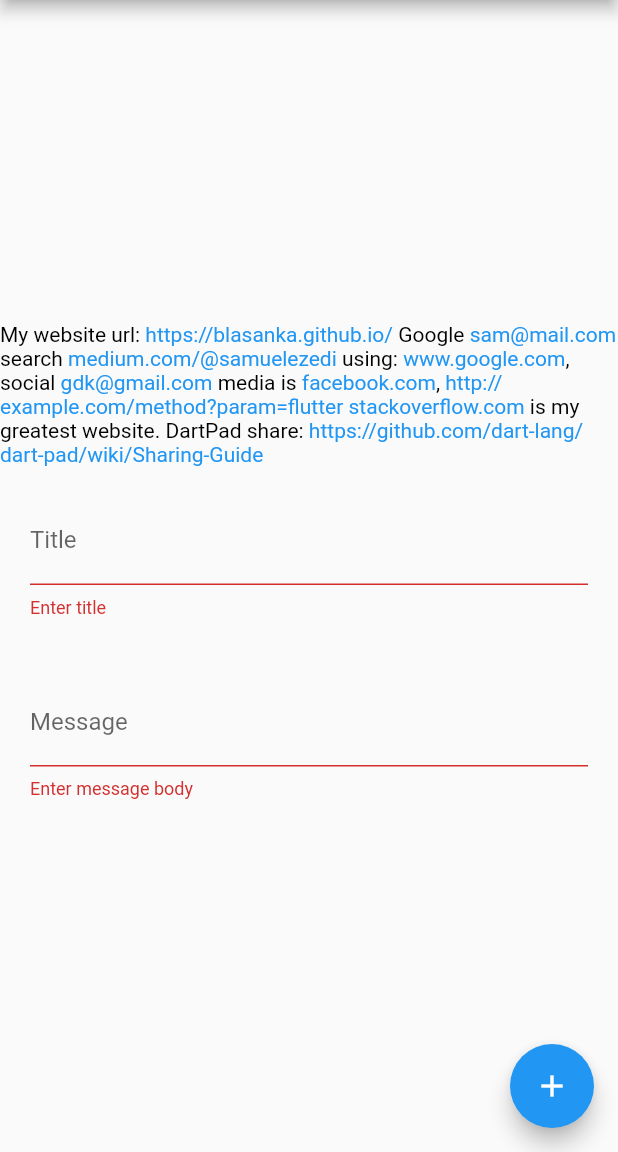
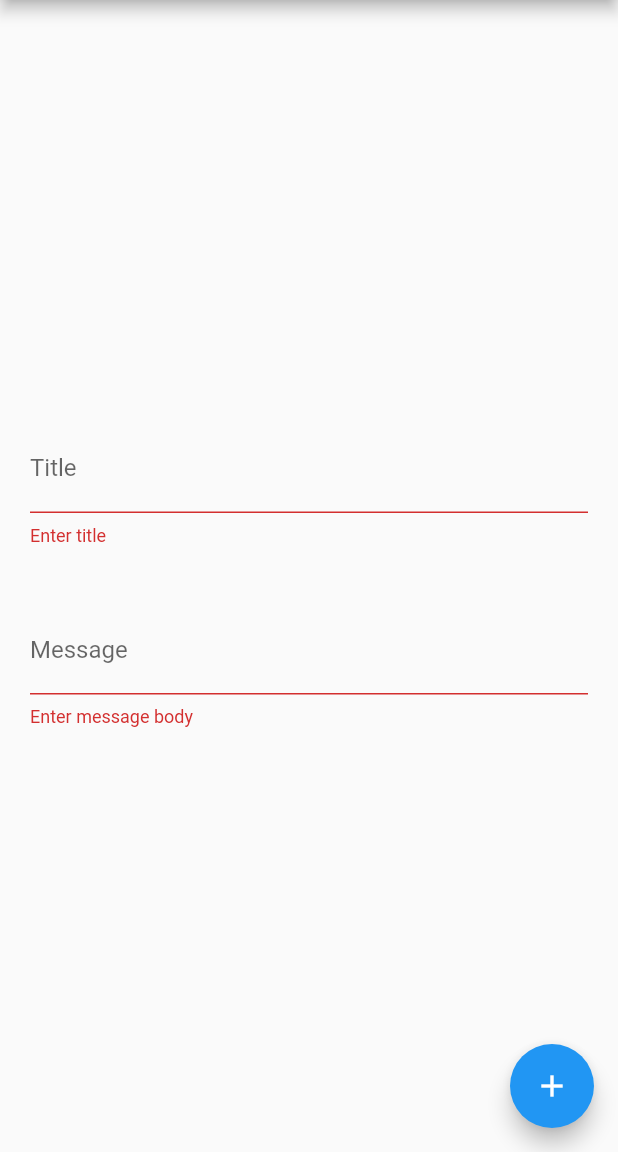
Before and after one commit to samuelezedi/locally, a Flutter app: the screen it shows after launch, after a tap on the "add" icon, on a phone screen of 412 x 824 dp, the part 84-1236 px from its top. Run offline on Flutter 3.47's test engine with Material 2 defaults, Android fonts, the phone set to English and light mode, and no system bars; our stand-ins replace flutter_local_notifications.

Commit message:
fixed this issue https://github.com/samuelezedi/locally/issues/1

```diff
--- a/example/lib/b.dart
+++ /dev/null
@@ -1,105 +0,0 @@
-library linkwell;
-
-import 'package:flutter/gestures.dart';
-import 'package:flutter/material.dart';
-import 'package:url_launcher/url_launcher.dart';
-
-class LinkWell extends StatelessWidget {
-
-
-  //  RegExp(r'(?:(?:https?|ftp):\/\/)?[\w/\-?=%.]+\.[\w/\-?=%.]+');
-  final RegExp exp = new RegExp(r"((https?:www\.)|(https?:\/\/)|(www\.))?[\w/\-?=%.][-a-zA-Z0-9@:%._\+~#=]{1,256}\.[a-zA-Z0-9]{1,6}(\/[-a-zA-Z0-9()@:%_\+.~#?&\/=]*)?");
-  List links = <String>[];
-
-  String text;
-  TextStyle style;
-  TextStyle linkStyle;
-  TextAlign textAlign;
-
-  List widgets = <TextSpan>[];
-
-  LinkWell({@required this.text, this.linkStyle, this.textAlign, this.style}) {
-    if(this.text == null){
-      throw "text is required";
-    } else {
-      if(linkStyle == null){
-        linkStyle = TextStyle(color: Colors.blue);
-      }
-      if(style == null){
-        style = TextStyle(color: Colors.black);
-      }
-      initialize();
-    }
-  }
-
-  initialize() {
-    Iterable<RegExpMatch> matches = exp.allMatches(this.text);
-    matches.forEach((match) {
-      this.links.add(text.substring(match.start, match.end));
-    });
-    if(links.isNotEmpty){
-      _buildBody();
-    } else {
-      _buildNormalText();
-    }
-  }
-
-  _buildNormalText() {
-    widgets.add(TextSpan(text: this.text, style: style));
-  }
-
-  _buildBody() async {
-    var t = this.text;
-    this.links.forEach((value) async {
-      var wid = t.split(value.trim());
-      print(wid);
-      if (wid[0] != '') {
-        var text =
-        TextSpan(text: wid[0], style: style);
-        widgets.add(text);
-      }
-
-      if (value.toString().contains('@') && !value.toString().contains('/')) {
-        //and
-        final Uri params = Uri(
-          scheme: 'mailto',
-          path: value,
-        );
-        String  url = params.toString();
-
-        var link = TextSpan(
-            text: value,
-            style: linkStyle,
-            recognizer: new TapGestureRecognizer()
-              ..onTap = () => launch(url));
-
-        widgets.add(link);
-      } else {
-        var l = value.toString().contains('https://')
-            ? value
-            : value.toString().contains('http://')
-            ? value
-            : 'http://' + value;
-        var link = TextSpan(
-            text: value,
-            style: linkStyle,
-            recognizer: new TapGestureRecognizer()..onTap = () => launch(l));
-
-        widgets.add(link);
-      }
-
-      if (wid[1] != '') {
-        t = wid[1];
-      }
-    });
-  }
-
-  @override
-  Widget build(BuildContext context) {
-    return Container(
-      child: RichText(
-        text: TextSpan(children: widgets),
-      ),
-    );
-  }
-}
--- a/example/lib/main.dart
+++ b/example/lib/main.dart
@@ -1,5 +1,5 @@
 
-import 'package:example/b.dart';
+
 import 'package:example/second_screen.dart';
 import 'package:flutter/material.dart';
 import 'package:locally/locally.dart';
@@ -77,11 +77,7 @@ class _MyHomePageState extends State<MyHomePage> {
 
             mainAxisAlignment: MainAxisAlignment.center,
             children: <Widget>[
-              LinkWell(
-//                text: 'menand'
-              text: """My website url: https://blasanka.github.io/ Google sam@mail.com search medium.com/@samuelezedi using: www.google.com, social gdk@gmail.com media is facebook.com, http://example.com/method?param=flutter stackoverflow.com is my greatest website. DartPad share: https://github.com/dart-lang/dart-pad/wiki/Sharing-Guide see this example and edit it here """
-//                text: """My website url: https://blasanka.github.io/ Google sam@mail.com search medium.com/@samuelezedi using: www.google.com, social gdk@gmail.com media is facebook.com, http://example.com/method?param=flutter stackoverflow.com is my greatest website. DartPad share: https://github.com/dart-lang/dart-pad/wiki/Sharing-Guide see this example and edit it here """,
-              ),
+
               Container(
                 margin: EdgeInsets.all(20),
                 child: TextFormField(
--- a/lib/locally.dart
+++ b/lib/locally.dart
@@ -10,7 +10,7 @@
 
 library locally;
 
-import 'src/helpers.dart' as helpers;
+
 import 'package:flutter/cupertino.dart';
 import 'package:flutter/material.dart';
 
@@ -152,8 +152,8 @@ class Locally {
         channelName = 'channel Name',
         channelID = 'channelID',
         channelDescription = 'channel Description',
-      importance = helpers.Importance.High,
-      priority = helpers.Priority.High,
+        importance = Importance.High,
+        priority = Priority.High,
         ticker = 'test ticker'}) async {
     if (title == null && message == null) {
       throw "Missing parameters, title: message";
@@ -191,8 +191,8 @@ class Locally {
         channelName = 'channel Name',
         channelID = 'channelID',
         channelDescription = 'channel Description',
-      importance = helpers.Importance.High,
-      priority = helpers.Priority.High,
+        importance = Importance.High,
+        priority = Priority.High,
         ticker = 'test ticker',
         @required Duration duration,
         androidAllowWhileIdle = false}) async {
@@ -227,8 +227,8 @@ class Locally {
         channelName = 'channel Name',
         channelID = 'channelID',
         channelDescription = 'channel Description',
-      importance = helpers.Importance.High,
-      priority = helpers.Priority.High,
+        importance = Importance.High,
+        priority = Priority.High,
         @required var repeatInterval,
         ticker = 'test ticker'}) async {
     if (title == null && message == null && repeatInterval == null) {
@@ -260,8 +260,8 @@ class Locally {
         channelName = 'channel Name',
         channelID = 'channelID',
         channelDescription = 'channel Description',
-      importance = helpers.Importance.High,
-      priority = helpers.Priority.High,
+        importance = Importance.High,
+        priority = Priority.High,
         ticker = 'test ticker',
         @required time,
         bool suffixTime = false}) async {
--- a/lib/src/helpers.dart
+++ b/lib/src/helpers.dart
@@ -17,39 +17,8 @@ class Repeat {
 
   final int value;
 }
+//
 
-class Priority {
-  const Priority(this.value);
-
-  static const Min = Priority(-2);
-  static const Low = Priority(-1);
-  static const Default = Priority(0);
-  static const High = Priority(1);
-  static const Max = Priority(2);
-
-  /// All the possible values for the [Priority] enumeration.
-  static List<Priority> get values => [Min, Low, Default, High, Max];
-
-  final int value;
-}
-
-class Importance {
-  const Importance(this.value);
-
-  static const Unspecified = Importance(-1000);
-  static const None = Importance(0);
-  static const Min = Importance(1);
-  static const Low = Importance(2);
-  static const Default = Importance(3);
-  static const High = Importance(4);
-  static const Max = Importance(5);
-
-  /// All the possible values for the [Importance] enumeration.
-  static List<Importance> get values =>
-      [Unspecified, None, Min, Low, Default, High, Max];
-
-  final int value;
-}
 
 class Time {
   const Time(this.value);
```
Lines whose indentation alone changed are shown as unchanged.
